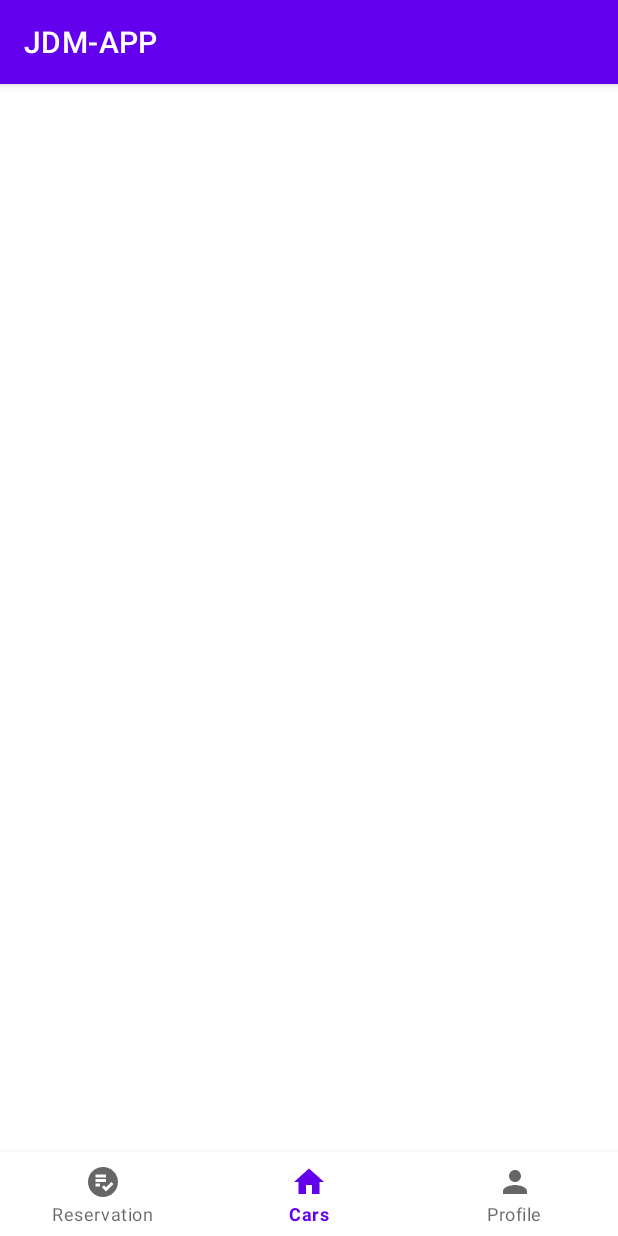
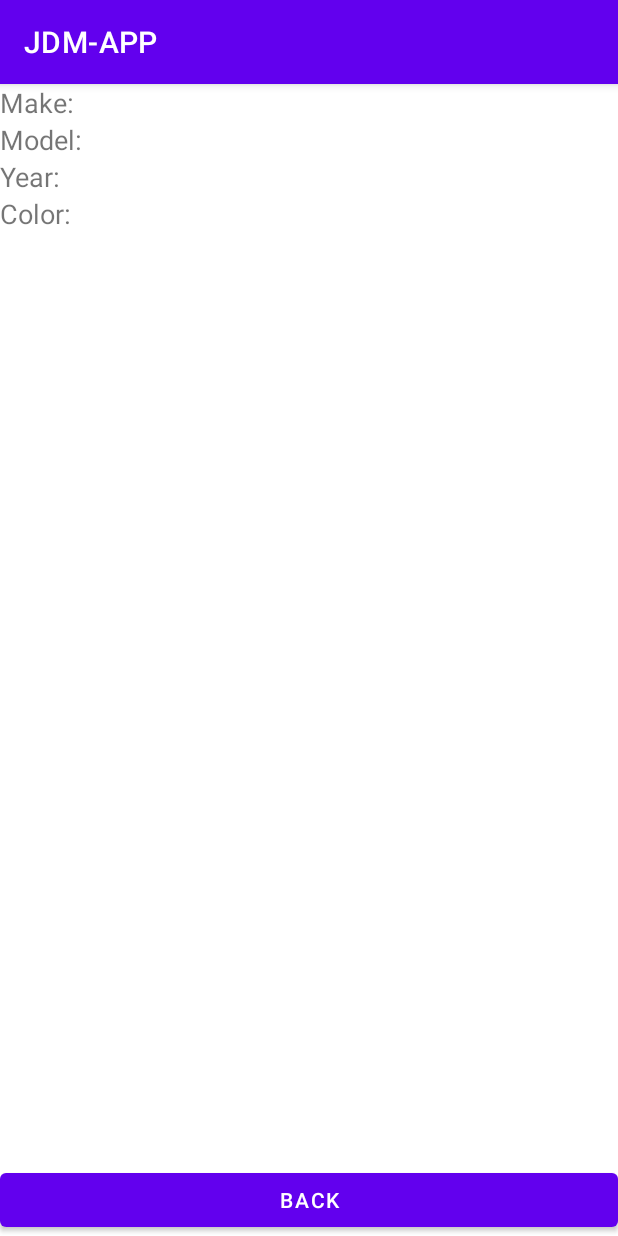
Before and after one commit to 0pilatos0/JDM-APP, an Android app: the screen it shows after launch (MainActivity before the commit, CarDetailActivity after it), on a phone screen of 412 x 824 dp. Run offline under Robolectric (Android 15) with nearby library versions, the phone set to English and light mode, and no system bars; 5 statements that could not run were skipped.

Commit message:
first implementation of the detail window

```diff
--- a/app/build.gradle
+++ b/app/build.gradle
@@ -29,7 +29,7 @@ android {
 
         }
         debug {
-            buildConfigField "String", "BASE_URL", '"https://c695-2a02-a450-954b-1-3ccc-e0a-a40f-c513.eu.ngrok.io/"'
+            buildConfigField "String", "BASE_URL", '"https://be6e-2a02-a450-954b-1-1145-aa00-bb17-2fe.eu.ngrok.io/"'
         }
     }
     compileOptions {
--- a/app/src/main/java/com/example/jdm_app/Car.kt
+++ b/app/src/main/java/com/example/jdm_app/Car.kt
@@ -1,6 +1,7 @@
 package com.example.jdm_app
 
 import com.squareup.moshi.Json
+import java.io.Serializable
 
 data class Car(
     @Json(name = "id")
@@ -34,4 +35,4 @@ data class Car(
     val images: List<String>,
 
 
-)
+) : Serializable
--- /dev/null
+++ b/app/src/main/java/com/example/jdm_app/CarDetailActivity.kt
@@ -0,0 +1,26 @@
+package com.example.jdm_app
+
+import android.os.Bundle
+import androidx.appcompat.app.AppCompatActivity
+import com.example.jdm_app.databinding.CarDetailBinding
+
+class CarDetailActivity : AppCompatActivity() {
+
+    private lateinit var binding: CarDetailBinding
+
+    override fun onCreate(savedInstanceState: Bundle?) {
+        super.onCreate(savedInstanceState)
+        binding = CarDetailBinding.inflate(layoutInflater)
+        setContentView(binding.root)
+
+        val car = intent.getSerializableExtra("car") as Car
+        binding.textViewMake.text = "Make: ${car.brand}"
+        binding.textViewModel.text = "Model: ${car.carType}"
+        binding.textViewYear.text = "Year: ${car.price}"
+        binding.textViewColor.text = "Color: ${car.color}"
+
+        binding.buttonBack.setOnClickListener {
+            finish()
+        }
+    }
+}
--- a/app/src/main/java/com/example/jdm_app/MainActivity.kt
+++ b/app/src/main/java/com/example/jdm_app/MainActivity.kt
@@ -24,7 +24,7 @@ class MainActivity : AppCompatActivity() {
 
         val carViewModel: CarViewModel by viewModels()
         carViewModel.carlist.observe(this) {
-            val adapter = CarAdapter(it)
+            val adapter = CarAdapter(this, it)
 
             val recyclerView : RecyclerView = binding.recyclerView
             recyclerView.adapter = adapter
--- /dev/null
+++ b/app/src/main/res/layout/car_detail.xml
@@ -0,0 +1,52 @@
+<?xml version="1.0" encoding="utf-8"?>
+<androidx.constraintlayout.widget.ConstraintLayout xmlns:android="http://schemas.android.com/apk/res/android"
+    xmlns:app="http://schemas.android.com/apk/res-auto"
+    android:layout_width="match_parent"
+    android:layout_height="match_parent">
+
+    <TextView
+        android:id="@+id/text_view_make"
+        android:layout_width="wrap_content"
+        android:layout_height="wrap_content"
+        android:text="Make: "
+        android:textSize="18sp"
+        app:layout_constraintStart_toStartOf="parent"
+        app:layout_constraintTop_toTopOf="parent" />
+
+    <TextView
+        android:id="@+id/text_view_model"
+        android:layout_width="wrap_content"
+        android:layout_height="wrap_content"
+        android:text="Model: "
+        android:textSize="18sp"
+        app:layout_constraintStart_toStartOf="parent"
+        app:layout_constraintTop_toBottomOf="@+id/text_view_make" />
+
+    <TextView
+        android:id="@+id/text_view_year"
+        android:layout_width="wrap_content"
+        android:layout_height="wrap_content"
+        android:text="Year: "
+        android:textSize="18sp"
+        app:layout_constraintStart_toStartOf="parent"
+        app:layout_constraintTop_toBottomOf="@+id/text_view_model" />
+
+    <TextView
+        android:id="@+id/text_view_color"
+        android:layout_width="wrap_content"
+        android:layout_height="wrap_content"
+        android:text="Color: "
+        android:textSize="18sp"
+        app:layout_constraintStart_toStartOf="parent"
+        app:layout_constraintTop_toBottomOf="@+id/text_view_year" />
+
+    <Button
+        android:id="@+id/button_back"
+        android:layout_width="match_parent"
+        android:layout_height="wrap_content"
+        app:layout_constraintStart_toStartOf="parent"
+        app:layout_constraintBottom_toBottomOf="parent"
+        android:text="Back"
+        />
+
+</androidx.constraintlayout.widget.ConstraintLayout>
```
Also changed, not shown: app/src/main/AndroidManifest.xml (+14 -1 lines), app/src/main/java/com/example/jdm_app/CarAdapter.kt (+10 -2 lines).
